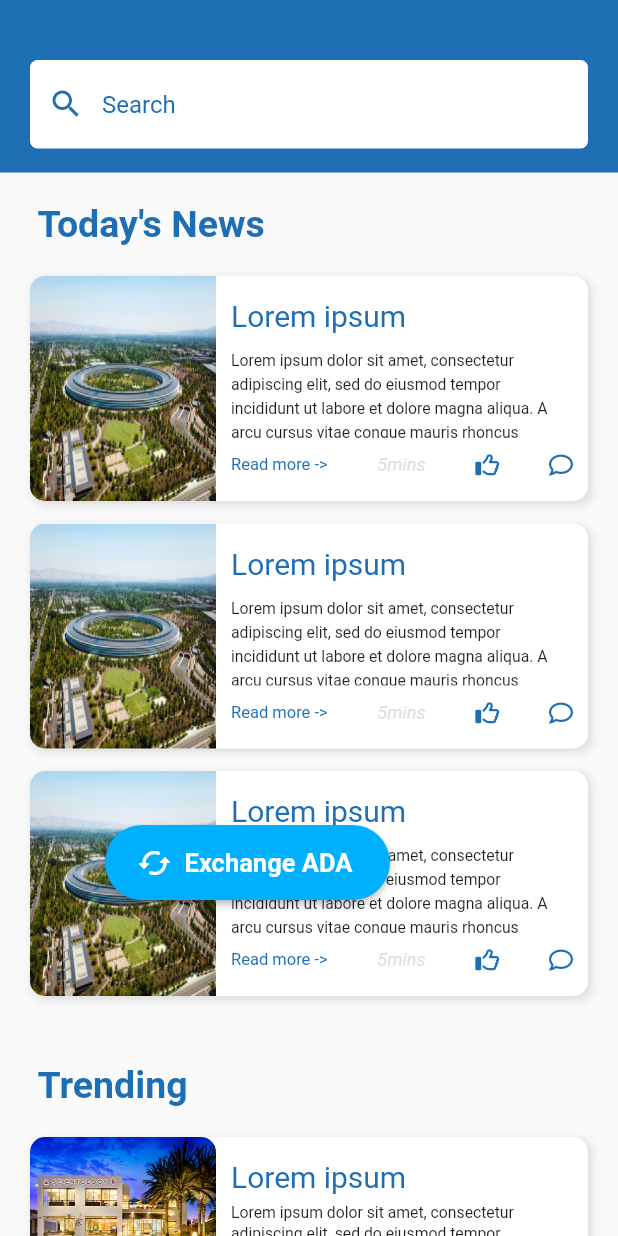
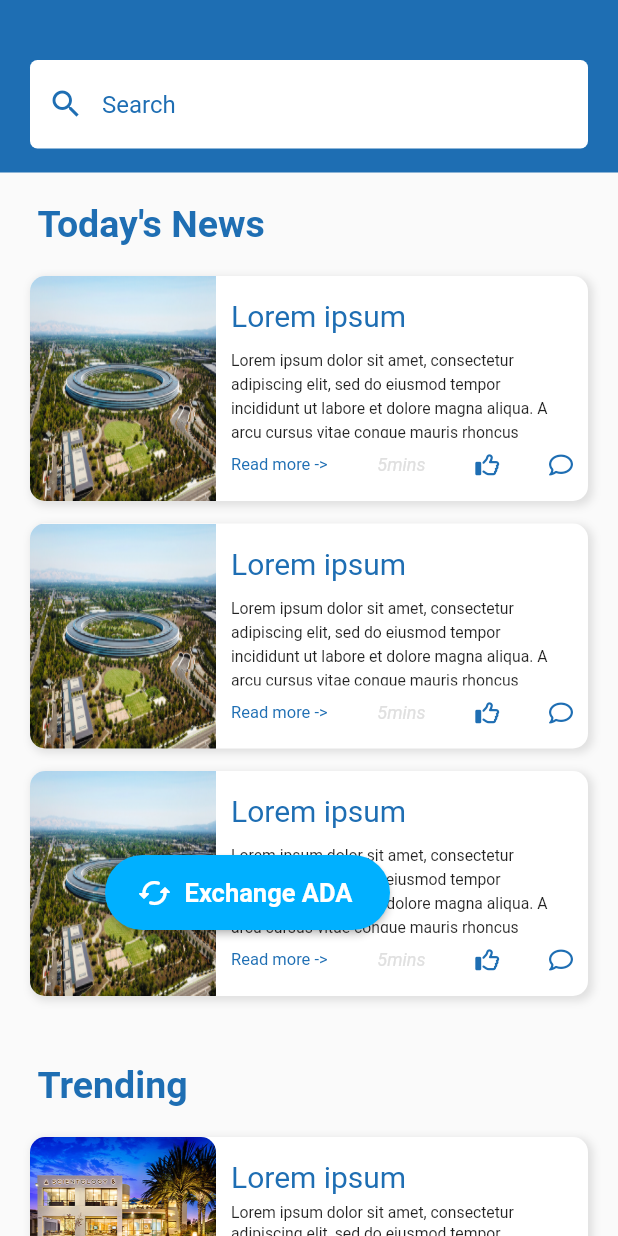
Before and after one commit to prudent-migabo/ada-to-mobile-money, a Flutter app: the HomeComponents screen opened directly, on a phone screen of 412 x 824 dp. Run offline on Flutter 3.47's test engine with Material 2 defaults, Android fonts, the phone set to English and light mode, and no system bars; our stand-ins replace animated_splash_screen, cached_network_image, cloud_firestore, country_code_picker, country_picker, file_picker and 6 more; missing offline and left inert: flutter_facebook_auth; accounts and stored records are empty; network calls fail.

Commit message:
*ui modification and  textFields validator in registration screen

```diff
--- a/lib/screens/email_verification_screen/email_verification_screen.dart
+++ b/lib/screens/email_verification_screen/email_verification_screen.dart
@@ -73,7 +73,7 @@ class _EmailVerificationScreenState extends State<EmailVerificationScreen> {
 
   @override
   Widget build(BuildContext context) => isEmailVerified
-      ? BottomNavigationScreen()
+      ? SuccessfulRegistrationScreen()
       : Scaffold(
     body: SingleChildScrollView(
       child: Padding(
--- a/lib/screens/home_screen/components/exchange_positionned.dart
+++ b/lib/screens/home_screen/components/exchange_positionned.dart
@@ -22,7 +22,7 @@ class _ExchangePositionnedState extends State<ExchangePositionned> {
   @override
   Widget build(BuildContext context) {
     return Positioned(
-        top: 550,
+        top: 570,
         left: 70,
         child: SizedBox(
           width: 190,
--- a/lib/screens/login_screen/components/login_components.dart
+++ b/lib/screens/login_screen/components/login_components.dart
@@ -75,8 +75,8 @@ class _LoginComponentsState extends State<LoginComponents> {
           Align(
             alignment: Alignment.center,
               child: Image(
-                width: 80,
-                  height: 80,
+                width: 100,
+                  height: 100,
                   image: AssetImage(Assets.logo))),
           SizedBox(height: 50,),
           Text('Login', style: TextStyle(color: kMainColor, fontSize: 35, fontWeight: FontWeight.bold),),
--- a/lib/screens/my_wallets_screen/components/my_wallets_components.dart
+++ b/lib/screens/my_wallets_screen/components/my_wallets_components.dart
@@ -58,7 +58,7 @@ class MyWalletsComponents extends StatelessWidget {
                             icon: Icon(Icons.delete_outline_outlined, color: primary, size: 15,),
                             onPressed: (){},
                             label: Text('Delete', style: TextStyle(fontSize: 12, color: primary),),
-                            primary: Colors.blue[50],
+                            primary: Color(0xffe8f0f7),
                             borderColor: primary,
                             elevation: 0.0,
                           ),
--- a/lib/screens/register_screen/components/register_components.dart
+++ b/lib/screens/register_screen/components/register_components.dart
@@ -92,7 +92,7 @@ class _RegisterComponentsState extends State<RegisterComponents> {
                 favorite: ["+256", "UG", "+243", "CD"],
               ),
             ),
-              validator: (value) => value!.isEmpty? "Can't be empty": null,
+              validator: (value) => value!.isEmpty? "Can't be empty": value.length >=10 ? 'Invalid phone number' : null,
           ),
 
           FieldLabels(text: 'Email'),
--- a/lib/screens/successful_registration_screen/successful_registration_screen.dart
+++ b/lib/screens/successful_registration_screen/successful_registration_screen.dart
@@ -28,7 +28,7 @@ class SuccessfulRegistrationScreen extends StatelessWidget {
             Image(image: AssetImage(Assets.cup)),
             SizedBox(height: 120,),
             CustomButton(text: 'Proceed', onPressed: (){
-              Navigator.pushNamedAndRemoveUntil(context, LoginScreen.routeName, (route) => false);
+              Navigator.pushNamedAndRemoveUntil(context, BottomNavigationScreen.routeName, (route) => false);
             }, width: width, height: 60,),
           ],
         ),
--- a/lib/utils/assets.dart
+++ b/lib/utils/assets.dart
@@ -1,5 +1,5 @@
 class Assets {
-  static const String logo = "assets/images/ada logo.png";
+  static const String logo = "assets/images/logo ada.png";
   static const String gmailLogo = 'assets/images/Gmail-Logo.png';
   static const String facebookLogo = 'assets/images/logo facebook.png';
   static const String cup = 'assets/images/cup.png';
```
Also changed, not shown: lib/screens/dashboard_screen/components/crypto_received_component.dart (+13 -12 lines), lib/screens/transaction_screen/components/transaaction_components.dart (+8 -5 lines), assets/images/logo ada.png (added), 5 other files.
